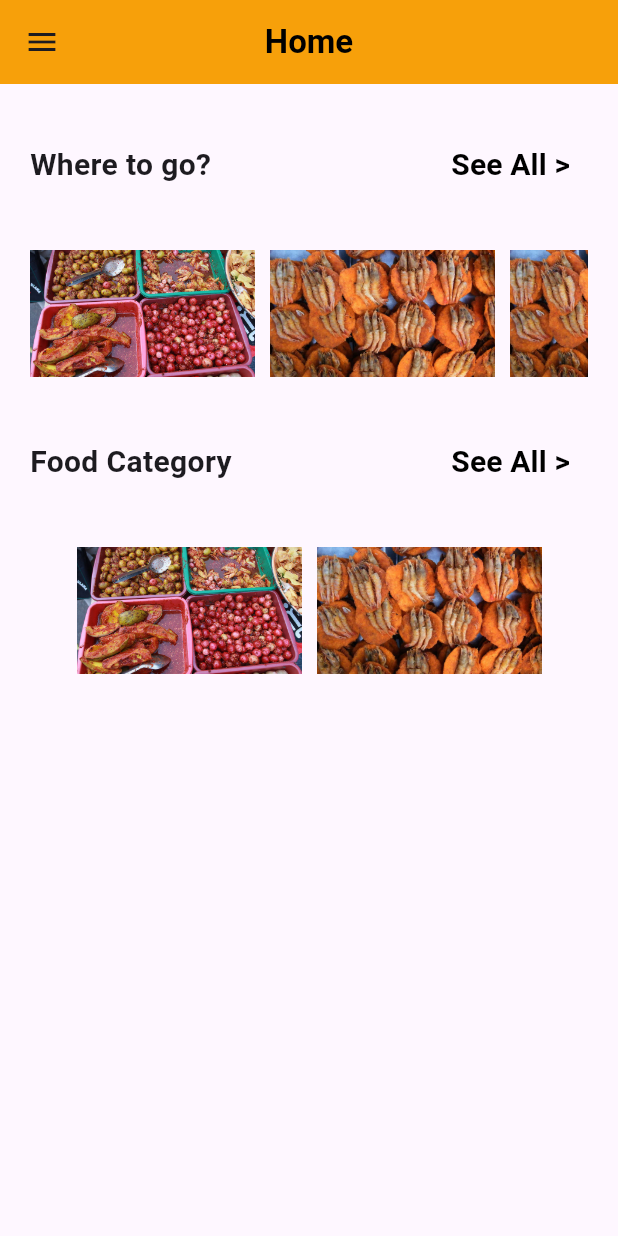
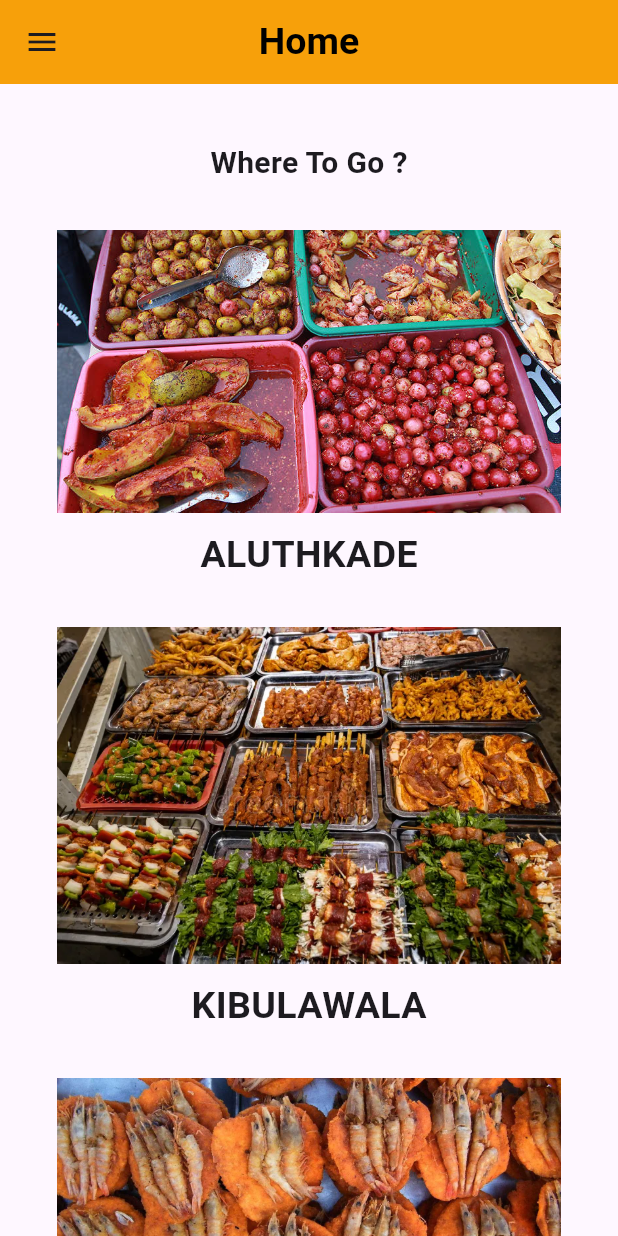
Before and after one commit to sachithrakalani/street-food-project, a Flutter app: the screen it shows after launch, after a tap on "GET START", on a phone screen of 412 x 824 dp. Run offline on Flutter 3.47's test engine with Material 3 defaults, Android fonts, the phone set to English and light mode, and no system bars; our stand-ins replace cloud_firestore, firebase_auth, firebase_core, fluttertoast, google_maps_flutter; accounts and stored records are empty.

Commit message:
Modify Home page

```diff
--- a/lib/homeAppBarDrawer.dart
+++ b/lib/homeAppBarDrawer.dart
@@ -21,7 +21,7 @@ class _HomeAppBarState extends State<HomeAppBar> {
         backgroundColor: kbappbarcolor,
         title: const Text(
           'Home',
-          style: TextStyle(color: Colors.black, fontWeight: FontWeight.bold),
+          style: TextStyle(color: Colors.black, fontWeight: FontWeight.bold,fontSize: 25),
         ),
         centerTitle: true,
       ),
--- a/lib/homePage.dart
+++ b/lib/homePage.dart
@@ -2,8 +2,9 @@ import 'package:flutter/material.dart';
 import 'package:street_food/aluthkadeProfilePage.dart';
 import 'package:street_food/galleFortProfilePage.dart';
 import 'package:street_food/kibulawelaProfilePage.dart';
+
 class HomePage extends StatefulWidget {
-  const HomePage({Key? key}) : super(key: key);
+  const HomePage({super.key});
 
   @override
   State<HomePage> createState() => _HomePageState();
@@ -13,40 +14,23 @@ class _HomePageState extends State<HomePage> {
   @override
   Widget build(BuildContext context) {
     return Scaffold(
-      body: Padding(
-        padding: const EdgeInsets.symmetric(horizontal: 20,vertical: 30),
+      body: SingleChildScrollView(
+        child: Padding(
+          padding: EdgeInsets.all(38.0),
           child: Column(
             children: [
-            Row(
-              mainAxisAlignment: MainAxisAlignment.spaceBetween,
+              Center(
+                child: Column(
+                  mainAxisAlignment: MainAxisAlignment.center,
                   children: [
                     const Text(
-                  'Where to go?',
+                      'Where To Go ?',
                       style: TextStyle(
                         fontWeight: FontWeight.bold,
-                    fontSize: 20,
+                        fontSize: 20
                       ),
                     ),
-                TextButton(
-                  onPressed:(){
-
-                  },
-                  child: const Text(
-                    'See All >',
-                    style: TextStyle(
-                      fontWeight: FontWeight.bold,
-                      fontSize: 20,
-                      color: Colors.black
-                    ),
-                  )
-                )
-              ],
-            ),
-            SingleChildScrollView(
-              scrollDirection: Axis.horizontal,
-              child: Row(
-                mainAxisAlignment: MainAxisAlignment.spaceAround,
-                children: [
+                    const SizedBox(height: 30,),
                     InkWell(
                       onTap: () {
                         Navigator.push(
@@ -58,13 +42,16 @@ class _HomePageState extends State<HomePage> {
                           ),
                         );
                       },
-                    child: Image.asset(
-                      'assets/images/ho2.jpg',
-                      width: 150,
-                      height: 150,
+                      child: Image.asset('assets/images/ho2.jpg'),
                     ),
+                    const SizedBox(height: 10,),
+                    const Text(
+                      'ALUTHKADE',style: TextStyle(
+                        fontWeight: FontWeight.bold,
+                        fontSize: 25,
                       ),
-                  const SizedBox(width: 10,),
+                    ) ,
+                    const SizedBox(height: 30,),
                     InkWell(
                       onTap: () {
                         Navigator.push(
@@ -76,13 +63,16 @@ class _HomePageState extends State<HomePage> {
                           ),
                         );
                       },
-                    child: Image.asset(
-                      'assets/images/ho3.jpg',
-                      width: 150,
-                      height: 150,
+                      child: Image.asset('assets/images/ho1.webp',),
+                    ),
+                    const SizedBox(height: 10,),
+                    const Text(
+                      'KIBULAWALA',style: TextStyle(
+                        fontWeight: FontWeight.bold,
+                        fontSize: 25,
                       ),
                     ),
-                  const SizedBox(width: 10,),
+                    const SizedBox(height: 30,),
                     InkWell(
                       onTap: () {
                         Navigator.push(
@@ -94,78 +84,22 @@ class _HomePageState extends State<HomePage> {
                           ),
                         );
                       },
-                    child: Image.asset(
-                      'assets/images/ho3.jpg',
-                      width: 150,
-                      height: 150,
+                      child: Image.asset('assets/images/ho3.jpg'),
                     ),
+                    const SizedBox(height: 10,),
+                    const Text(
+                      'Galle Fort',style: TextStyle(
+                        fontWeight: FontWeight.bold,
+                        fontSize: 25,
                       ),
+                    )
+                  ],
+                ),
+              )
             ],
           ),
         ),
-
-            //const SizedBox(height: 10,),
-            Row(
-              mainAxisAlignment: MainAxisAlignment.spaceBetween,
-              children: [
-                const Text(
-                  'Food Category',
-                  style: TextStyle(
-                    fontWeight: FontWeight.bold,
-                    fontSize: 20,
-                  ),
-                ),
-                TextButton(
-                  onPressed:(){
-                    // Navigator.push(
-                    //   context,
-                    //   MaterialPageRoute(builder: (context)=>HomePage())
-                    // );
-                  },
-                  child: const Text(
-                    'See All >',
-                    style: TextStyle(
-                      fontWeight: FontWeight.bold,
-                      fontSize: 20,
-                      color: Colors.black
-                    ),
       )
-                )
-              ],
-            ),
-            SingleChildScrollView(
-              scrollDirection: Axis.horizontal,
-              child: Row(
-                mainAxisAlignment: MainAxisAlignment.spaceAround, // Adjust alignment as needed
-                children: [
-                  InkWell(
-                    onTap: () {
-
-
-                    },
-                    child: Image.asset(
-                      'assets/images/ho2.jpg',
-                      width: 150,
-                      height: 150,
-                    ),
-                  ),
-                  const SizedBox(width: 10,),
-                  InkWell(
-                    onTap: () {
-
-                    },
-                    child: Image.asset(
-                      'assets/images/ho3.jpg',
-                      width: 150,
-                      height: 150,
-                    ),
-                  ),
-                ],
-              ),
-            ),
-          ],
-        ),
-      ),
     );
   }
 }
```
Lines whose indentation alone changed are shown as unchanged.
